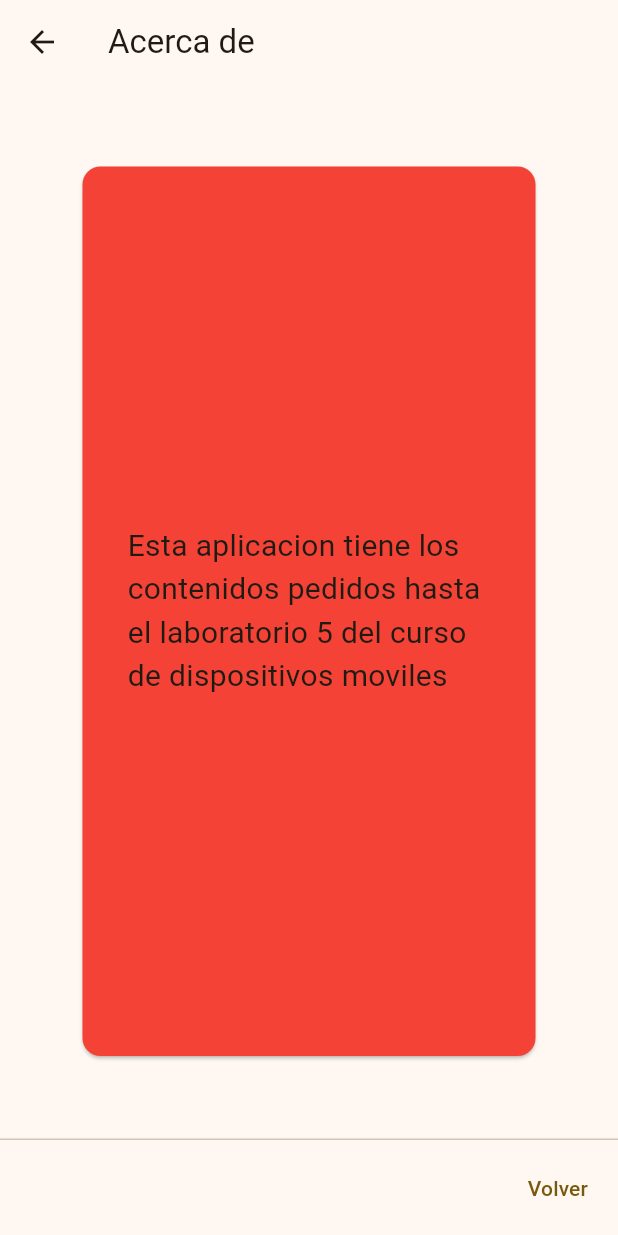
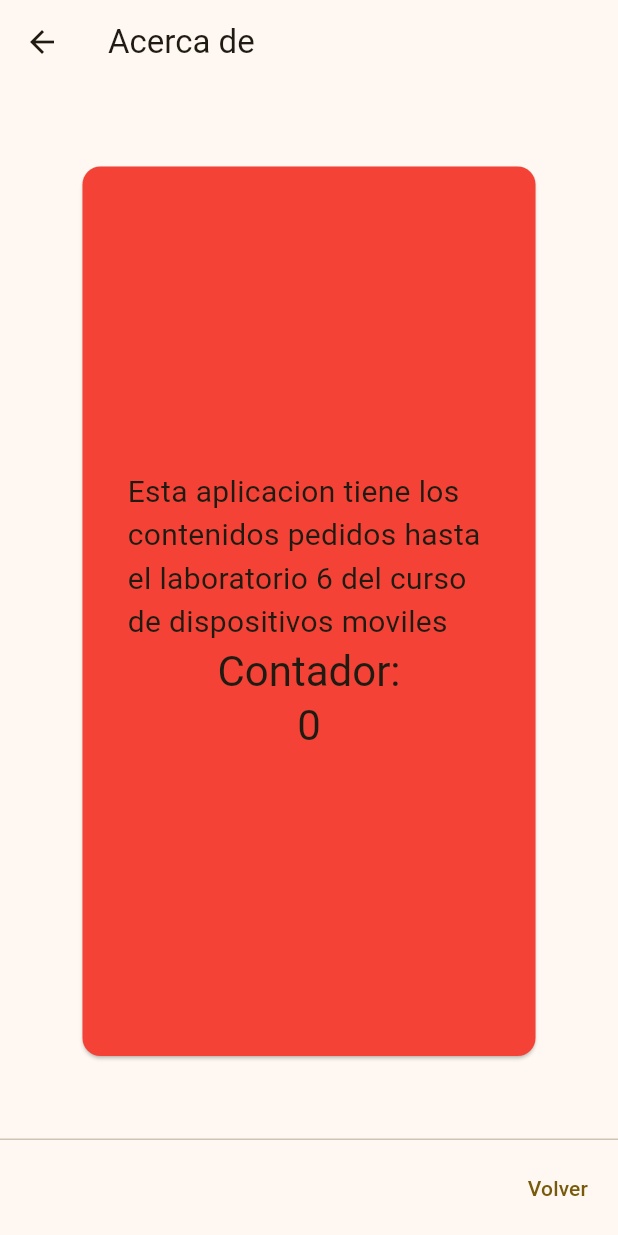
Before and after one commit to gekicchi/3479A321_2022479016, a Flutter app: the About screen opened directly, on a phone screen of 412 x 824 dp. Run offline on Flutter 3.47's test engine with Material 3 defaults, Android fonts, the phone set to English and light mode, and no system bars; project files that could hold a hidden picture were left out.

Commit message:
cosas del lab 6

```diff
--- a/lib/main.dart
+++ b/lib/main.dart
@@ -16,7 +16,7 @@ class MyApp extends StatelessWidget {
     return ChangeNotifierProvider<AppData>(
         create: (context) => AppData(),
         child: MaterialApp(
-          title: 'Flutter Demo',
+          title: 'My App',
           theme: ThemeData(
             colorScheme: ColorScheme.fromSeed(seedColor: Colors.amber),
             useMaterial3: true,
--- a/lib/pages/about.dart
+++ b/lib/pages/about.dart
@@ -1,4 +1,6 @@
+import 'package:application_laboratorio/provider/appdata.dart';
 import 'package:flutter/material.dart';
+import 'package:provider/provider.dart';
 
 class About extends StatelessWidget {
   const About({super.key});
@@ -21,8 +23,16 @@ class About extends StatelessWidget {
               crossAxisAlignment: CrossAxisAlignment.center,
               children: [
                 const Text(
-                  'Esta aplicacion tiene los contenidos pedidos hasta el laboratorio 5 del curso de dispositivos moviles',
+                  'Esta aplicacion tiene los contenidos pedidos hasta el laboratorio 6 del curso de dispositivos moviles',
                   style: TextStyle(fontSize: 20),
+                ),
+                Text(
+                  'Contador:',
+                  style: Theme.of(context).textTheme.headlineMedium,
+                ),
+                Text(
+                  '${context.read<AppData>().counter}',
+                  style: Theme.of(context).textTheme.headlineMedium,
                 ),
               ],
             ),
```
Also changed, not shown: lib/pages/my_home_page.dart (+11 -23 lines), lib/provider/appdata.dart (+15 -0 lines).
